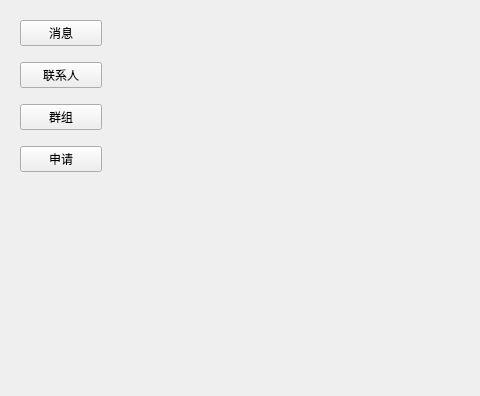
az7792/MyChat, file src/mainform.ui: the form before one commit; both pictures show x 0 to 480 and y 0 to 396 of the 701 by 396 pixel window.
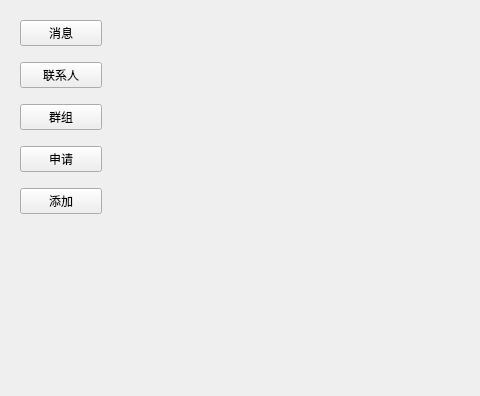
The form after the commit. Custom widgets are drawn as their Qt base class.

Commit message: 补充主界面

```diff
--- a/src/mainform.ui
+++ b/src/mainform.ui
@@ -99,6 +99,29 @@
         </property>
        </widget>
       </item>
+      <item>
+       <spacer name="verticalSpacer_5">
+        <property name="orientation">
+         <enum>Qt::Vertical</enum>
+        </property>
+        <property name="sizeType">
+         <enum>QSizePolicy::Fixed</enum>
+        </property>
+        <property name="sizeHint" stdset="0">
+         <size>
+          <width>20</width>
+          <height>10</height>
+         </size>
+        </property>
+       </spacer>
+      </item>
+      <item>
+       <widget class="QPushButton" name="addButton">
+        <property name="text">
+         <string>添加</string>
+        </property>
+       </widget>
+      </item>
       <item>
        <spacer name="verticalSpacer">
         <property name="orientation">
```
The commit also changes 6 other files.
